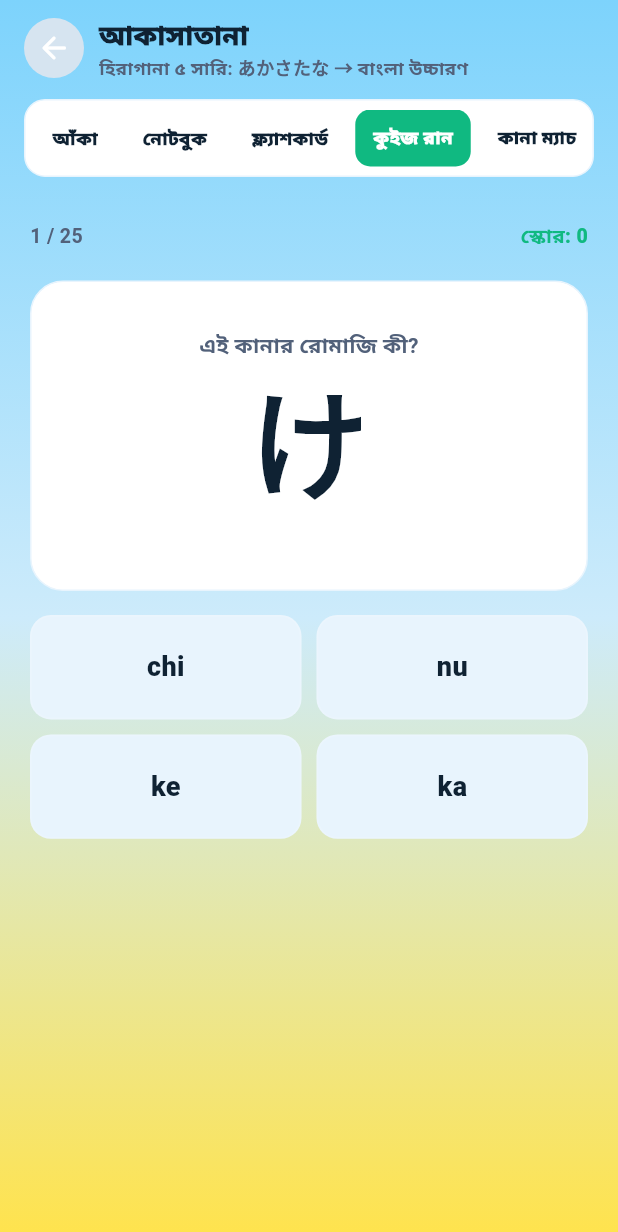
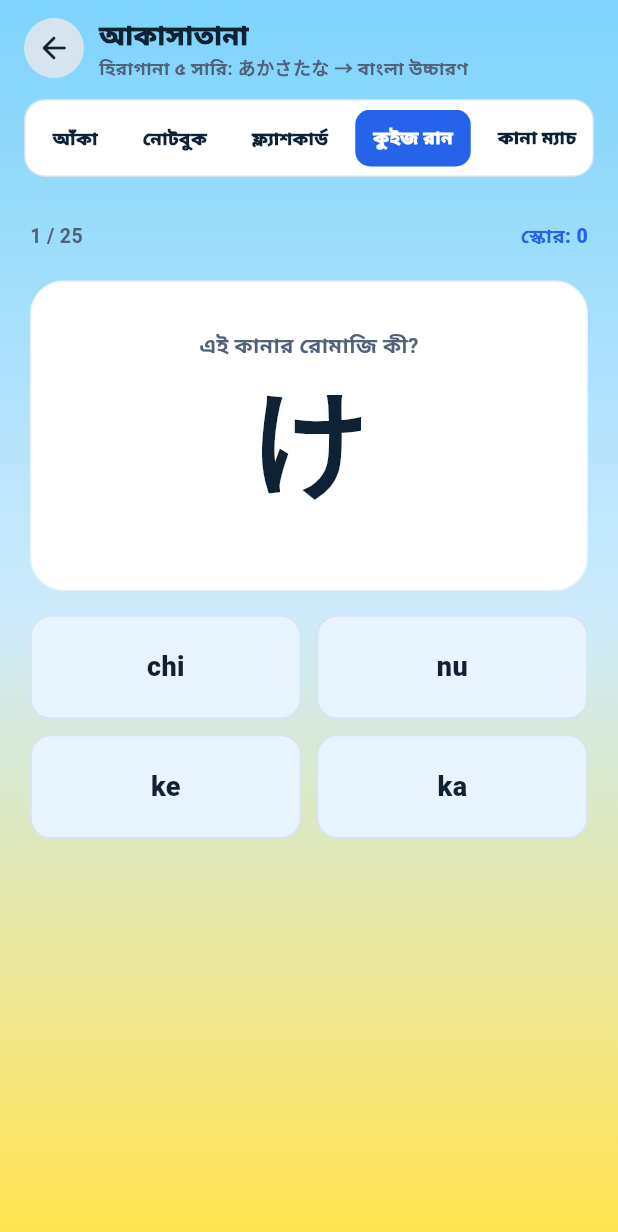
Before and after one commit to Faiaaz/EdTech-language-learning, a Flutter app: the N5AkasatanaLessonScreen screen opened directly, after a tap on "নোটবুক", after a tap on "ফ্ল্যাশকার্ড", after a tap on "কুইজ রান", on a phone screen of 412 x 824 dp. Shown: the top 1232 px of the screen. Run offline on Flutter 3.47's test engine with Material 3 defaults, Android fonts, the phone set to English and light mode, and no system bars; our stand-ins replace audioplayers, confetti, flutter_secure_storage, flutter_tts, font_awesome_flutter, get and 3 more; missing offline and left inert: record; accounts and stored records are empty; network calls fail.

Commit message:
Apply cohesive color palette to আকাসাতানা lesson screen
Migrate the akasatana / hiragana lesson screen onto the shared AppColors
design tokens (added in #43), matching the hero-number redesign:
- Tab pills: royal-blue active (AppColors.tabActive) + translucent-white
  inactive, so the gradient shows through.
- Replace hardcoded greens (#10B981), grays, and dark-theme leftovers
  (white text/icons on light surfaces) with textPrimary/textMuted/textDim/
  correct/wrong/border/bg tokens for correct contrast in the light theme.
- Recolor row accents to the blue-family + yellow + audio palette.
- Flashcard kana uses the navy display token; back button + 'next card'
  contrast fixed.

Co-Authored-By: Claude Opus 4.8 <noreply@anthropic.com>

```diff
--- a/lib/screens/n5_akasatana_lesson_screen.dart
+++ b/lib/screens/n5_akasatana_lesson_screen.dart
@@ -106,7 +106,7 @@ class _N5AkasatanaLessonScreenState extends State<N5AkasatanaLessonScreen> {
                         color: AppColors.border,
                         shape: BoxShape.circle,
                       ),
-                      child: const Icon(Icons.arrow_back_rounded, color: Colors.white),
+                      child: const Icon(Icons.arrow_back_rounded, color: AppColors.textPrimary),
                     ),
                   ),
                   const SizedBox(width: 10),
@@ -184,7 +184,7 @@ class _AkaTabPills extends StatelessWidget {
       decoration: BoxDecoration(
         color: AppColors.card,
         borderRadius: BorderRadius.circular(14),
-        border: Border.all(color: AppColors.bg),
+        border: Border.all(color: AppColors.border),
       ),
       child: SingleChildScrollView(
         scrollDirection: Axis.horizontal,
@@ -197,7 +197,9 @@ class _AkaTabPills extends StatelessWidget {
                   duration: const Duration(milliseconds: 180),
                   padding: const EdgeInsets.symmetric(horizontal: 12, vertical: 10),
                   decoration: BoxDecoration(
-                    color: i == index ? const Color(0xFF10B981) : Colors.transparent,
+                    color: i == index
+                        ? AppColors.tabActive
+                        : Colors.white.withValues(alpha: 0.58),
                     borderRadius: BorderRadius.circular(10),
                   ),
                   child: Text(labels[i],
@@ -369,25 +371,25 @@ class _NotebookRowPickerState extends State<_NotebookRowPicker> {
                       color: i == _activeRow
                           ? _rows[i].accent.withValues(alpha: 0.2)
                           : _completedRows.contains(i)
-                              ? const Color(0xFF10B981).withValues(alpha: 0.12)
+                              ? AppColors.correct.withValues(alpha: 0.12)
                               : AppColors.bg,
                       borderRadius: BorderRadius.circular(7),
                       border: Border.all(
                         color: i == _activeRow
                             ? _rows[i].accent.withValues(alpha: 0.5)
                             : _completedRows.contains(i)
-                                ? const Color(0xFF10B981).withValues(alpha: 0.3)
+                                ? AppColors.correct.withValues(alpha: 0.3)
                                 : AppColors.border,
                       ),
                     ),
                     child: Center(
                       child: _completedRows.contains(i) && i != _activeRow
-                          ? const Icon(Icons.check_rounded, color: Color(0xFF10B981), size: 14)
+                          ? const Icon(Icons.check_rounded, color: AppColors.correct, size: 14)
                           : Text(_rows[i].leader,
                               style: TextStyle(
                                 color: i == _activeRow
                                     ? _rows[i].accent
-                                    : Colors.white.withValues(alpha: 0.5),
+                                    : AppColors.textMuted,
                                 fontSize: 13,
                                 fontWeight: FontWeight.w800,
                               )),
@@ -449,7 +451,7 @@ class _NotebookRowPickerState extends State<_NotebookRowPicker> {
                           children: [
                             const Text('সারি বেছে নাও',
                                 style: TextStyle(
-                                    color: AppColors.border,
+                                    color: AppColors.textPrimary,
                                     fontWeight: FontWeight.w900,
                                     fontSize: 14)),
                             const Spacer(),
@@ -458,14 +460,13 @@ class _NotebookRowPickerState extends State<_NotebookRowPicker> {
                                 padding: const EdgeInsets.symmetric(
                                     horizontal: 8, vertical: 3),
                                 decoration: BoxDecoration(
-                                  color: const Color(0xFF10B981)
-                                      .withValues(alpha: 0.12),
+                                  color: AppColors.correct.withValues(alpha: 0.12),
                                   borderRadius: BorderRadius.circular(8),
                                 ),
                                 child: Text(
                                     '$doneCount / ${_rows.length} সম্পন্ন',
                                     style: const TextStyle(
-                                        color: Color(0xFF10B981),
+                                        color: AppColors.correct,
                                         fontWeight: FontWeight.w800,
                                         fontSize: 11)),
                               ),
@@ -515,7 +516,7 @@ class _RowCard extends StatelessWidget {
       child: Container(
         padding: const EdgeInsets.all(10),
         decoration: BoxDecoration(
-          color: done ? accent.withValues(alpha: 0.08) : AppColors.textMuted,
+          color: done ? accent.withValues(alpha: 0.08) : AppColors.cardAlt,
           borderRadius: BorderRadius.circular(12),
           border: Border.all(
             color: done ? accent.withValues(alpha: 0.45) : accent.withValues(alpha: 0.18),
@@ -558,7 +559,7 @@ class _RowCard extends StatelessWidget {
                 children: [
                   Text(row.bn,
                       style: TextStyle(
-                          color: done ? accent : const Color(0xFF1E293B),
+                          color: done ? accent : AppColors.textPrimary,
                           fontWeight: FontWeight.w900,
                           fontSize: 13)),
                   const SizedBox(height: 3),
@@ -569,7 +570,7 @@ class _RowCard extends StatelessWidget {
                             style: TextStyle(
                                 color: done
                                     ? accent.withValues(alpha: 0.65)
-                                    : const Color(0xFF64748B),
+                                    : AppColors.textMuted,
                                 fontSize: 16,
                                 fontWeight: FontWeight.w700)),
                         if (i < row.members.length - 1) const SizedBox(width: 6),
@@ -583,12 +584,12 @@ class _RowCard extends StatelessWidget {
               width: 30,
               height: 30,
               decoration: BoxDecoration(
-                color: done ? accent.withValues(alpha: 0.14) : const Color(0xFFF1F5F9),
+                color: done ? accent.withValues(alpha: 0.14) : AppColors.bg,
                 borderRadius: BorderRadius.circular(8),
               ),
               child: Icon(
                 done ? Icons.check_rounded : Icons.brush_rounded,
-                color: done ? accent : const Color(0xFF94A3B8),
+                color: done ? accent : AppColors.textDim,
                 size: 16,
               ),
             ),
@@ -605,14 +606,14 @@ class _RuledLinesPainter extends CustomPainter {
   @override
   void paint(Canvas canvas, Size size) {
     final rulePaint = Paint()
-      ..color = const Color(0xFFD4C9B5).withValues(alpha: 0.4)
+      ..color = AppColors.border.withValues(alpha: 0.8)
       ..strokeWidth = 0.7;
     const spacing = 26.0;
     for (double y = 42; y < size.height - 8; y += spacing) {
       canvas.drawLine(Offset(12, y), Offset(size.width - 6, y), rulePaint);
     }
     final marginPaint = Paint()
-      ..color = const Color(0xFFEF9A9A).withValues(alpha: 0.22)
+      ..color = AppColors.accentBlue.withValues(alpha: 0.18)
       ..strokeWidth = 1.0;
     canvas.drawLine(const Offset(10, 0), Offset(10, size.height), marginPaint);
   }
@@ -632,18 +633,18 @@ class _Kana {
 }
 
 const _akasatanaRows = <_RowInfo>[
-  _RowInfo(leader: 'あ', members: ['あ', 'い', 'う', 'え', 'お'], bn: 'আ-সারি', startIdx: 0, endIdx: 5, accent: Color(0xFF10B981)),
-  _RowInfo(leader: 'か', members: ['か', 'き', 'く', 'け', 'こ'], bn: 'কা-সারি', startIdx: 5, endIdx: 10, accent: Color(0xFF3B82F6)),
-  _RowInfo(leader: 'さ', members: ['さ', 'し', 'す', 'せ', 'そ'], bn: 'সা-সারি', startIdx: 10, endIdx: 15, accent: Color(0xFF8B5CF6)),
-  _RowInfo(leader: 'た', members: ['た', 'ち', 'つ', 'て', 'と'], bn: 'তা-সারি', startIdx: 15, endIdx: 20, accent: Color(0xFFF59E0B)),
-  _RowInfo(leader: 'な', members: ['な', 'に', 'ぬ', 'ね', 'の'], bn: 'না-সারি', startIdx: 20, endIdx: 25, accent: Color(0xFFF43F5E)),
+  _RowInfo(leader: 'あ', members: ['あ', 'い', 'う', 'え', 'お'], bn: 'আ-সারি', startIdx: 0, endIdx: 5, accent: AppColors.accentBlue),
+  _RowInfo(leader: 'か', members: ['か', 'き', 'く', 'け', 'こ'], bn: 'কা-সারি', startIdx: 5, endIdx: 10, accent: AppColors.accentBlueDk),
+  _RowInfo(leader: 'さ', members: ['さ', 'し', 'す', 'せ', 'そ'], bn: 'সা-সারি', startIdx: 10, endIdx: 15, accent: AppColors.tabActive),
+  _RowInfo(leader: 'た', members: ['た', 'ち', 'つ', 'て', 'と'], bn: 'তা-সারি', startIdx: 15, endIdx: 20, accent: AppColors.accentYellow),
+  _RowInfo(leader: 'な', members: ['な', 'に', 'ぬ', 'ね', 'の'], bn: 'না-সারি', startIdx: 20, endIdx: 25, accent: AppColors.audio),
 ];
 
 const _bornomalaRows = <_RowInfo>[
-  _RowInfo(leader: 'ま', members: ['ま', 'み', 'む', 'め', 'も'], bn: 'মা-সারি', startIdx: 30, endIdx: 35, accent: Color(0xFF10B981)),
-  _RowInfo(leader: 'や', members: ['や', 'ゆ', 'よ'], bn: 'ইয়া-সারি', startIdx: 35, endIdx: 38, accent: Color(0xFF3B82F6)),
-  _RowInfo(leader: 'ら', members: ['ら', 'り', 'る', 'れ', 'ろ'], bn: 'রা-সারি', startIdx: 38, endIdx: 43, accent: Color(0xFF8B5CF6)),
-  _RowInfo(leader: 'わ', members: ['わ', 'を', 'ん'], bn: 'ওয়া-সারি', startIdx: 43, endIdx: 46, accent: Color(0xFFF59E0B)),
+  _RowInfo(leader: 'ま', members: ['ま', 'み', 'む', 'め', 'も'], bn: 'মা-সারি', startIdx: 30, endIdx: 35, accent: AppColors.accentBlue),
+  _RowInfo(leader: 'や', members: ['や', 'ゆ', 'よ'], bn: 'ইয়া-সারি', startIdx: 35, endIdx: 38, accent: AppColors.accentBlueDk),
+  _RowInfo(leader: 'ら', members: ['ら', 'り', 'る', 'れ', 'ろ'], bn: 'রা-সারি', startIdx: 38, endIdx: 43, accent: AppColors.tabActive),
+  _RowInfo(leader: 'わ', members: ['わ', 'を', 'ん'], bn: 'ওয়া-সারি', startIdx: 43, endIdx: 46, accent: AppColors.accentYellow),
 ];
 
 const _akasatanaKanaList = <_Kana>[
@@ -705,11 +706,11 @@ const _bornomalaKanaList = <_Kana>[
 // ── Dakuten data ─────────────────────────────────────────────────────────────
 
 const _dakutenRows = <_RowInfo>[
-  _RowInfo(leader: 'が', members: ['が', 'ぎ', 'ぐ', 'げ', 'ご'], bn: 'গা-সারি', startIdx: 0, endIdx: 5, accent: Color(0xFF10B981)),
-  _RowInfo(leader: 'ざ', members: ['ざ', 'じ', 'ず', 'ぜ', 'ぞ'], bn: 'জা-সারি', startIdx: 5, endIdx: 10, accent: Color(0xFF3B82F6)),
-  _RowInfo(leader: 'だ', members: ['だ', 'ぢ', 'づ', 'で', 'ど'], bn: 'দা-সারি', startIdx: 10, endIdx: 15, accent: Color(0xFF8B5CF6)),
-  _RowInfo(leader: 'ば', members: ['ば', 'び', 'ぶ', 'べ', 'ぼ'], bn: 'বা-সারি', startIdx: 15, endIdx: 20, accent: Color(0xFFF59E0B)),
-  _RowInfo(leader: 'ぱ', members: ['ぱ', 'ぴ', 'ぷ', 'ぺ', 'ぽ'], bn: 'পা-সারি', startIdx: 20, endIdx: 25, accent: Color(0xFFF43F5E)),
+  _RowInfo(leader: 'が', members: ['が', 'ぎ', 'ぐ', 'げ', 'ご'], bn: 'গা-সারি', startIdx: 0, endIdx: 5, accent: AppColors.accentBlue),
+  _RowInfo(leader: 'ざ', members: ['ざ', 'じ', 'ず', 'ぜ', 'ぞ'], bn: 'জা-সারি', startIdx: 5, endIdx: 10, accent: AppColors.accentBlueDk),
+  _RowInfo(leader: 'だ', members: ['だ', 'ぢ', 'づ', 'で', 'ど'], bn: 'দা-সারি', startIdx: 10, endIdx: 15, accent: AppColors.tabActive),
+  _RowInfo(leader: 'ば', members: ['ば', 'び', 'ぶ', 'べ', 'ぼ'], bn: 'বা-সারি', startIdx: 15, endIdx: 20, accent: AppColors.accentYellow),
+  _RowInfo(leader: 'ぱ', members: ['ぱ', 'ぴ', 'ぷ', 'ぺ', 'ぽ'], bn: 'পা-সারি', startIdx: 20, endIdx: 25, accent: AppColors.audio),
 ];
 
 const _dakutenKanaList = <_Kana>[
@@ -807,13 +808,13 @@ class _AkaFlashGameState extends State<_AkaFlashGame> {
               Container(
                 padding: const EdgeInsets.symmetric(horizontal: 10, vertical: 4),
                 decoration: BoxDecoration(
-                  color: const Color(0xFF10B981).withValues(alpha: 0.18),
+                  color: AppColors.accentBlue.withValues(alpha: 0.16),
                   borderRadius: BorderRadius.circular(8),
                 ),
                 child: Text(
                   k.row,
                   style: const TextStyle(
-                    color: Color(0xFF10B981),
+                    color: AppColors.accentBlueDk,
                     fontWeight: FontWeight.w800,
                     fontSize: 12,
                   ),
@@ -833,7 +834,7 @@ class _AkaFlashGameState extends State<_AkaFlashGame> {
                         topText: k.kana,
                         midText: k.romaji,
                         bottomText: k.bn,
-                        accent: const Color(0xFF10B981),
+                        accent: AppColors.tabActive,
                         flipped: true,
                       )
                     : _FlipCard(
@@ -841,7 +842,7 @@ class _AkaFlashGameState extends State<_AkaFlashGame> {
                         topText: k.kana,
                         midText: '',
                         bottomText: 'ট্যাপ করুন',
-                        accent: const Color(0xFF10B981),
+                        accent: AppColors.tabActive,
                         flipped: false,
                       ),
               ),
@@ -857,7 +858,7 @@ class _AkaFlashGameState extends State<_AkaFlashGame> {
                     padding: const EdgeInsets.symmetric(vertical: 14),
                     decoration: BoxDecoration(
                       gradient: const LinearGradient(
-                        colors: [Color(0xFF10B981), Color(0xFF059669)],
+                        colors: [AppColors.tabActive, AppColors.accentBlueDk],
                         begin: Alignment.topLeft,
                         end: Alignment.bottomRight,
                       ),
@@ -868,11 +869,11 @@ class _AkaFlashGameState extends State<_AkaFlashGame> {
                       children: [
                         Text('পরের কার্ড',
                             style: TextStyle(
-                                color: AppColors.textPrimary,
+                                color: Colors.white,
                                 fontWeight: FontWeight.w900,
                                 fontSize: 15)),
                         SizedBox(width: 6),
-                        Icon(Icons.arrow_forward_rounded, color: AppColors.textPrimary, size: 18),
+                        Icon(Icons.arrow_forward_rounded, color: Colors.white, size: 18),
                       ],
                     ),
                   ),
@@ -927,7 +928,7 @@ class _FlipCard extends StatelessWidget {
           Text(
             topText,
             style: TextStyle(
-              color: flipped ? accent : Colors.white,
+              color: flipped ? accent : AppColors.display,
               fontSize: 96,
               fontWeight: FontWeight.w900,
               height: 1,
@@ -956,7 +957,7 @@ class _FlipCard extends StatelessWidget {
           Text(
             bottomText,
             style: TextStyle(
-              color: flipped ? Colors.white : Colors.white.withValues(alpha: 0.4),
+              color: flipped ? AppColors.textPrimary : AppColors.textMuted,
               fontSize: flipped ? 28 : 14,
               fontWeight: FontWeight.w700,
             ),
@@ -982,7 +983,7 @@ class _AkaQuizGame extends StatefulWidget {
 }
 
 class _AkaQuizGameState extends State<_AkaQuizGame> {
-  static const _accent = Color(0xFF10B981);
+  static const _accent = AppColors.tabActive;
   final _rng = math.Random();
   late List<_Kana> _deck;
   int _i = 0;
@@ -1067,7 +1068,7 @@ class _AkaQuizGameState extends State<_AkaQuizGame> {
               const SizedBox(height: 6),
               Text(
                 'স্কোর: $_score / ${_deck.length}',
-                style: const TextStyle(color: Color(0xFF6B7280), fontWeight: FontWeight.w800),
+                style: const TextStyle(color: AppColors.textMuted, fontWeight: FontWeight.w800),
               ),
               const SizedBox(height: 16),
               SizedBox(
@@ -1150,7 +1151,7 @@ class _AkaQuizGameState extends State<_AkaQuizGame> {
                           _correct! ? 'সঠিক!' : 'ভুল — পরেরটা',
                           key: ValueKey(_correct),
                           style: TextStyle(
-                            color: _correct! ? const Color(0xFFB6F6C9) : const Color(0xFFFFB4B4),
+                            color: _correct! ? AppColors.correct : AppColors.wrong,
                             fontWeight: FontWeight.w900,
                             fontSize: 16,
                           ),
@@ -1206,14 +1207,14 @@ class _QuizChoice extends StatelessWidget {
   @override
   Widget build(BuildContext context) {
     final bg = switch (state) {
-      _ChoiceState.correct => const Color(0xFF14B86A).withValues(alpha: 0.18),
-      _ChoiceState.wrong => const Color(0xFFEF4444).withValues(alpha: 0.16),
+      _ChoiceState.correct => AppColors.correct.withValues(alpha: 0.18),
+      _ChoiceState.wrong => AppColors.wrong.withValues(alpha: 0.16),
       _ => AppColors.bg,
     };
     final border = switch (state) {
-      _ChoiceState.correct => const Color(0xFFB6F6C9),
-      _ChoiceState.wrong => const Color(0xFFFFB4B4),
-      _ => Colors.white.withValues(alpha: selected ? 0.5 : 0.12),
+      _ChoiceState.correct => AppColors.correct.withValues(alpha: 0.65),
+      _ChoiceState.wrong => AppColors.wrong.withValues(alpha: 0.6),
+      _ => AppColors.border,
     };
     return GestureDetector(
       onTap: onTap,
@@ -1248,7 +1249,7 @@ class _AkaMatchGame extends StatefulWidget {
 }
 
 class _AkaMatchGameState extends State<_AkaMatchGame> {
-  static const _accent = Color(0xFF10B981);
+  static const _accent = AppColors.tabActive;
   final _rng = math.Random();
 
   late List<_MatchTile> _tiles;
@@ -1337,7 +1338,7 @@ class _AkaMatchGameState extends State<_AkaMatchGame> {
                       color: AppColors.textPrimary, fontSize: 20, fontWeight: FontWeight.w900)),
               const SizedBox(height: 6),
               Text('ভুল: $_errors',
-                  style: const TextStyle(color: Color(0xFF6B7280), fontWeight: FontWeight.w800)),
+                  style: const TextStyle(color: AppColors.textMuted, fontWeight: FontWeight.w800)),
               const SizedBox(height: 16),
               SizedBox(
                 width: double.infinity,
@@ -1386,8 +1387,8 @@ class _AkaMatchGameState extends State<_AkaMatchGame> {
               Text('ভুল: $_errors',
                   style: TextStyle(
                       color: _errors > 0
-                          ? const Color(0xFFEF4444)
-                          : Colors.white.withValues(alpha: 0.5),
+                          ? AppColors.wrong
+                          : AppColors.textMuted,
                       fontWeight: FontWeight.w800,
                       fontSize: 13)),
             ],
@@ -1442,7 +1443,7 @@ class _MatchTileWidget extends StatelessWidget {
   final bool matched;
   final VoidCallback onTap;
 
-  static const _accent = Color(0xFF10B981);
+  static const _accent = AppColors.tabActive;
 
   @override
   Widget build(BuildContext context) {
@@ -1471,7 +1472,7 @@ class _MatchTileWidget extends StatelessWidget {
             tile.label,
             textAlign: TextAlign.center,
             style: TextStyle(
-              color: matched ? _accent : Colors.white,
+              color: matched ? _accent : AppColors.textPrimary,
               fontSize: tile.isKana ? 28 : 15,
               fontWeight: FontWeight.w900,
             ),
```
